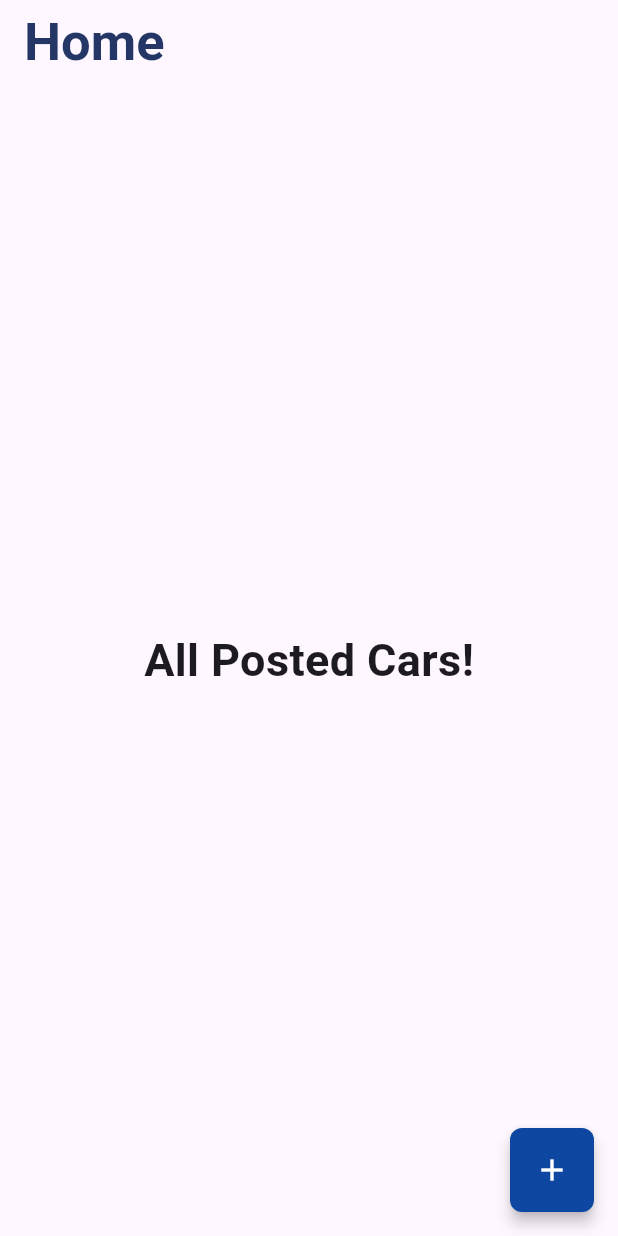
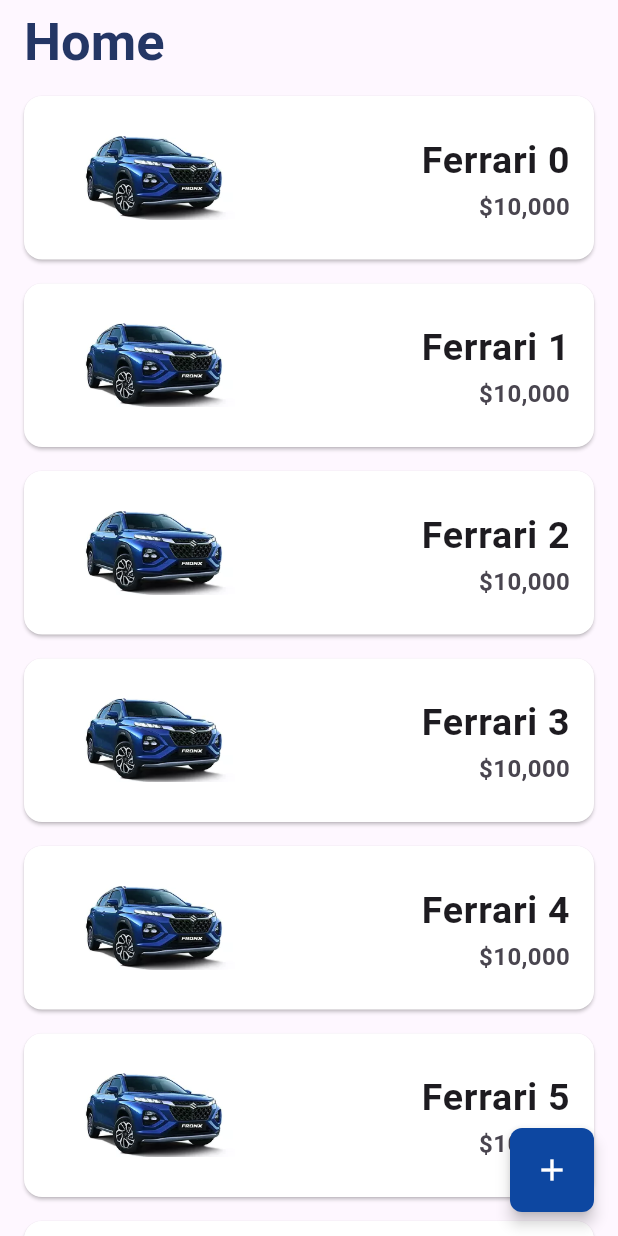
Before and after one commit to mohamedsalah918101/Cars-Store, a Flutter app: the home screen opened directly, on a phone screen of 412 x 824 dp. Run offline on Flutter 3.47's test engine with Material 3 defaults, Android fonts, the phone set to English and light mode, and no system bars; our stand-ins replace animated_splash_screen, cloud_firestore, firebase_auth, firebase_core, fluttertoast, get and 1 more; missing offline and left inert: datepicker_dropdown; accounts and stored records are empty.

Commit message:
Mohamed Salah: Home and Show Details.

```diff
--- a/lib/screens/home.dart
+++ b/lib/screens/home.dart
@@ -1,21 +1,47 @@
 import 'package:cars_store/screens/add_car_details.dart';
+import 'package:cars_store/screens/show_details.dart';
 import 'package:flutter/material.dart';
 import 'package:get/get.dart';
 
 class home extends StatelessWidget{
-
+  final List<int> favoriteCars = [];
   @override
   Widget build(BuildContext context) {
     return Scaffold(
       appBar: AppBar(
         title: Text("Home",
         style: TextStyle(fontWeight: FontWeight.bold,fontSize: 35,color: Color.fromRGBO(36, 54, 101, 1.0)),),
+
       ),
-      body: Center(
-        child: Text(
-          "All Posted Cars!",
-          style: TextStyle(fontSize: 30, fontWeight: FontWeight.bold),
-        ),
+      body: ListView.builder(
+        itemCount: 10,
+          itemBuilder: (context, index){
+            return  Card(
+              color: Colors.white,
+              margin: EdgeInsets.symmetric(vertical: 8, horizontal: 16),
+              child: ListTile(
+                contentPadding: EdgeInsets.all(16),
+                leading: Container(
+                  width: 150,
+                  height: 150,
+                  child: Image.asset(
+                    "assets/images/car_example.webp",
+                    fit: BoxFit.cover,
+                  ),
+                ),
+                title: Align(
+                    alignment: Alignment.centerRight,
+                    child: Text("Ferrari ${index}", style: TextStyle(fontSize: 25, fontWeight: FontWeight.bold),)
+                ),
+                subtitle: Align(
+                    alignment: Alignment.centerRight,
+                    child: Text("\$10,000", style: TextStyle(fontSize: 16, fontWeight: FontWeight.bold))),
+                onTap: (){
+                  Get.to(() => ShowDetails(index));
+                },
+              ),
+            );
+          }
       ),
       floatingActionButton: FloatingActionButton(
         onPressed: (){
```
Also changed, not shown: lib/screens/show_details.dart (added, +61 -0 lines), assets/images/car_example.webp (added).
